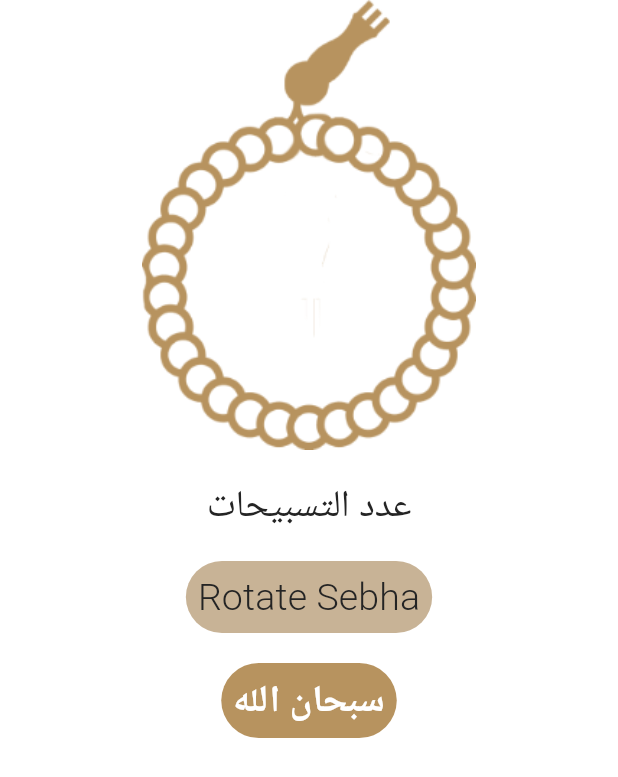
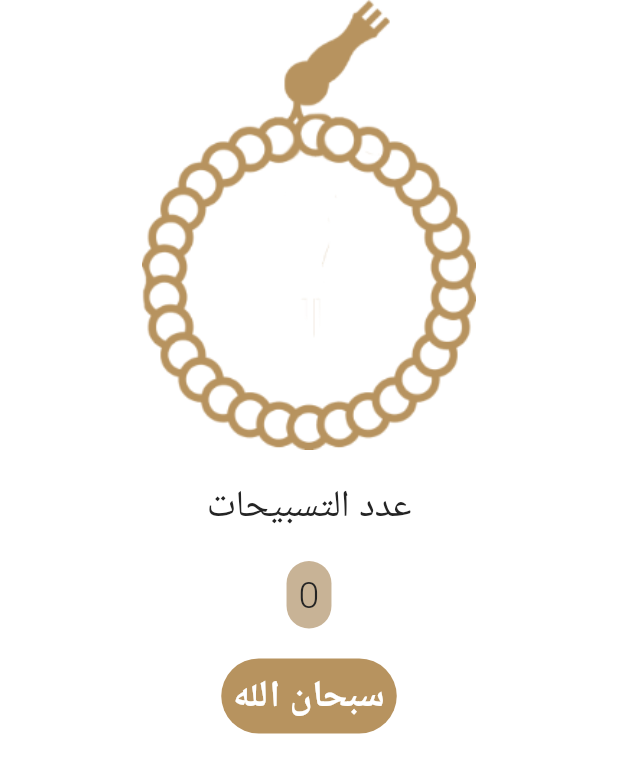
Before and after one commit to jojowael/islami_app, a Flutter app: the Sebhatab widget shown alone on an empty page, opened directly, on a phone screen of 412 x 824 dp. Shown: the top 777 px of the screen. Run offline on Flutter 3.47's test engine with Material 2 defaults, Android fonts, the light colour scheme and no system bars.

Commit message:
finished sebhaTab

```diff
--- a/lib/home/sebha/sebha.dart
+++ b/lib/home/sebha/sebha.dart
@@ -1,3 +1,5 @@
+import 'dart:math';
+
 import 'package:flutter/material.dart';
 
 class Sebhatab extends StatefulWidget {
@@ -7,22 +9,37 @@ class Sebhatab extends StatefulWidget {
 
 class _SebhatabState extends State<Sebhatab> {
   double turns = 0;
-  int counter = 0;
+  int number = 0;
+  String displayText = 'سبحان الله';
+  var string = ['الحمد لله', 'اعوذ بالله', 'استغفر الله'];
 
-  void incrementCounter() {
-    counter++;
+  void changeText() {
+    setState(() {
+      displayText = string[Random().nextInt(string.length)];
+    });
   }
 
   @override
   Widget build(BuildContext context) {
     return Column(
       children: [
-        AnimatedRotation(
+        InkWell(
+          onTap: () {
+            if (number == 33 || number == 66 || number == 99) {
+              changeText();
+            }
+            setState(() {
+              turns += 1 / 4;
+              number++;
+            });
+          },
+          child: AnimatedRotation(
             turns: turns,
             duration: Duration(seconds: 1),
             child: Image.asset(
               'assets/images/sebha_image.png',
               height: 300,
+            ),
           ),
         ),
         SizedBox(
@@ -42,15 +59,13 @@ class _SebhatabState extends State<Sebhatab> {
                 decoration: BoxDecoration(
                     color: Color(0xffC8B396),
                     borderRadius: BorderRadius.circular(30)),
-              child: TextButton(
-                  onPressed: () {
-                    setState(() => turns += 1 / 4);
-                  },
+                child: Padding(
+                  padding: const EdgeInsets.all(8.0),
                   child: Text(
-                    'Rotate Sebha',
+                    number.toString(),
                     style: Theme.of(context).textTheme.titleSmall,
+                  ),
                 )),
-            ),
           ],
         ),
         SizedBox(
@@ -66,7 +81,7 @@ class _SebhatabState extends State<Sebhatab> {
               child: Padding(
                 padding: const EdgeInsets.all(8.0),
                 child: Text(
-                  'سبحان الله',
+                  displayText,
                   style: TextStyle(
                     color: Colors.white,
                     fontWeight: FontWeight.bold,
```
Lines whose indentation alone changed are shown as unchanged.
